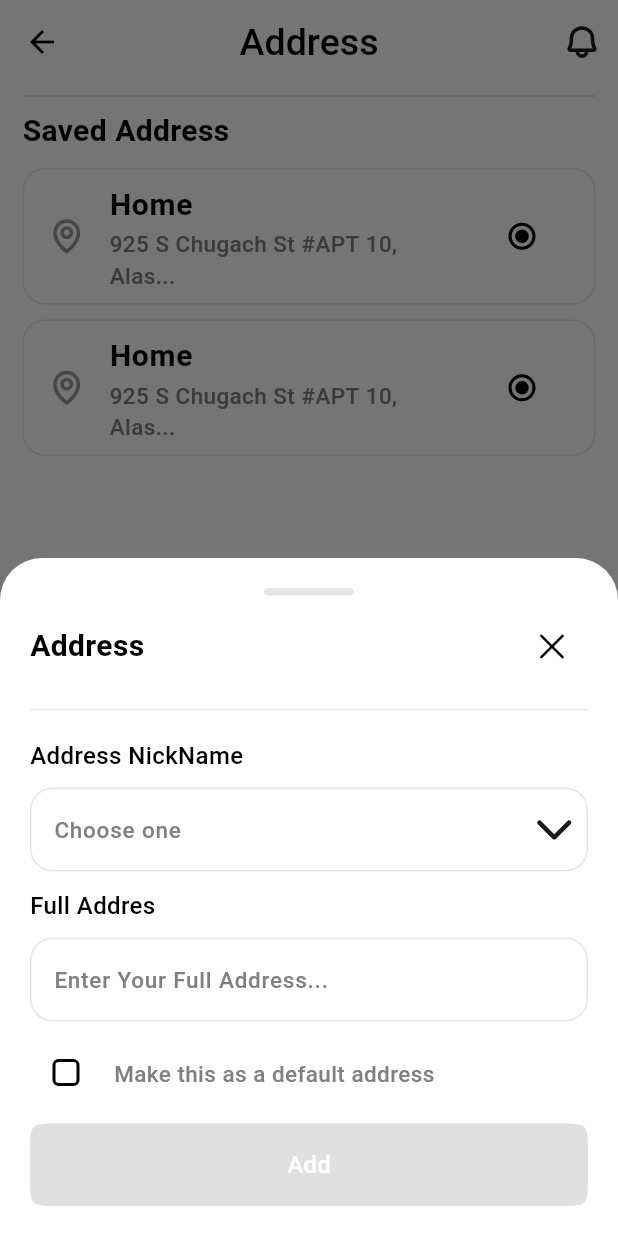
After one commit to Selim513/e_commerce_fitmode, a Flutter app: the AddressView screen opened directly, after a tap on "Add New Address", on a phone screen of 412 x 824 dp. The commit adds this screen. Run offline on Flutter 3.47's test engine with Material 3 defaults, Android fonts, the phone set to English and light mode, and no system bars; our stand-ins replace bloc, buttons_tabbar, cached_network_image, cloud_firestore, device_preview, dio and 12 more; missing offline and left inert: flutter_paypal_payment, linear_progress_bar; accounts and stored records are empty.

Commit message:
create add address view

```diff
--- a/lib/core/widgets/custom_text_form_field.dart
+++ b/lib/core/widgets/custom_auth_text_form_field.dart
@@ -4,8 +4,8 @@ import 'package:e_commerce_fitmode/core/utils/helper.dart';
 import 'package:e_commerce_fitmode/core/utils/validate_helper.dart';
 import 'package:flutter/material.dart';
 
-class CustomTextFormField extends StatefulWidget {
-  const CustomTextFormField({
+class CustomAuthTextFormField extends StatefulWidget {
+  const CustomAuthTextFormField({
     super.key,
     this.onChanged,
     this.suffixIcon,
@@ -28,10 +28,11 @@ class CustomTextFormField extends StatefulWidget {
   final bool? isLogin;
 
   @override
-  State<CustomTextFormField> createState() => _CustomTextFormFieldState();
+  State<CustomAuthTextFormField> createState() =>
+      _CustomAuthTextFormFieldState();
 }
 
-class _CustomTextFormFieldState extends State<CustomTextFormField> {
+class _CustomAuthTextFormFieldState extends State<CustomAuthTextFormField> {
   bool check = false;
   bool isValid = true;
 
--- /dev/null
+++ b/lib/core/widgets/custom_text_field.dart
@@ -0,0 +1,36 @@
+import 'package:e_commerce_fitmode/core/utils/app_fonts.dart';
+import 'package:e_commerce_fitmode/core/utils/helper.dart';
+import 'package:flutter/material.dart';
+
+class CustomTextFormField extends StatelessWidget {
+  const CustomTextFormField(
+      {super.key,
+      required this.hintText,
+      this.suffixIcon,
+      this.controller,
+      this.onChanged,
+      this.readOnly = false});
+  final String hintText;
+  final Widget? suffixIcon;
+  final TextEditingController? controller;
+  final void Function(String)? onChanged;
+  final bool readOnly;
+
+  @override
+  Widget build(BuildContext context) {
+    return TextField(
+      readOnly: readOnly,
+      onChanged: onChanged,
+      controller: controller,
+      decoration: InputDecoration(
+        hintStyle: AppFontStyle.greyFont15,
+        hintText: hintText,
+        suffixIcon: suffixIcon,
+        border: customOutLineBorders(),
+        errorBorder: customOutLineBorders(),
+        enabledBorder: customOutLineBorders(),
+        focusedBorder: customOutLineBorders(),
+      ),
+    );
+  }
+}
--- a/lib/features/account/presentation/models/account_model.dart
+++ b/lib/features/account/presentation/models/account_model.dart
@@ -1,14 +1,22 @@
+import 'package:e_commerce_fitmode/features/chekout/presentation/views/address_view.dart';
+import 'package:flutter/widgets.dart';
+
 class AccountModel {
   final String icon;
   final String title;
+  final Widget screen;
 
-  AccountModel({required this.icon, required this.title});
+  AccountModel({required this.screen, required this.icon, required this.title});
 }
 
 List<AccountModel> accountDetailsList = [
-  AccountModel(icon: 'order', title: 'My Orders'),
-  AccountModel(icon: 'Details', title: 'My Details'),
-  AccountModel(icon: 'Address', title: 'Address Book'),
-  AccountModel(icon: 'Card', title: 'Payment Methods'),
-  AccountModel(icon: 'Bell', title: 'Notifications'),
+  AccountModel(icon: 'order', title: 'My Orders', screen: const AddressView()),
+  AccountModel(
+      icon: 'Details', title: 'My Details', screen: const AddressView()),
+  AccountModel(
+      icon: 'Address', title: 'Address Book', screen: const AddressView()),
+  AccountModel(
+      icon: 'Card', title: 'Payment Methods', screen: const AddressView()),
+  AccountModel(
+      icon: 'Bell', title: 'Notifications', screen: const AddressView()),
 ];
--- a/lib/features/account/presentation/views/widget/custom_account_information_section.dart
+++ b/lib/features/account/presentation/views/widget/custom_account_information_section.dart
@@ -1,3 +1,4 @@
+import 'package:e_commerce_fitmode/core/utils/navigator_services.dart';
 import 'package:e_commerce_fitmode/features/account/presentation/views/widget/custom_account_list_item.dart';
 import 'package:flutter/material.dart';
 
@@ -14,11 +15,17 @@ class CustomAccountInformationSection extends StatelessWidget {
       shrinkWrap: true,
       physics: const NeverScrollableScrollPhysics(),
       itemCount: accountDetailsList.length - 1,
-      itemBuilder: (context, index) => CustomContainerAccountListItem(
-        title: accountDetailsList[index + 1].title,
-        icon: accountDetailsList[index + 1].icon,
-        isFirst: true,
-        isLast: index == accountDetailsList.length - 2,
+      itemBuilder: (context, index) => GestureDetector(
+        onTap: () => AppNavigatorServices.push(
+          context,
+          screen: accountDetailsList[index].screen,
+        ),
+        child: CustomContainerAccountListItem(
+          title: accountDetailsList[index + 1].title,
+          icon: accountDetailsList[index + 1].icon,
+          isFirst: true,
+          isLast: index == accountDetailsList.length - 2,
+        ),
       ),
     );
   }
--- a/lib/features/auth/presentation/views/password_reset_view.dart
+++ b/lib/features/auth/presentation/views/password_reset_view.dart
@@ -1,7 +1,7 @@
 import 'package:e_commerce_fitmode/core/utils/app_fonts.dart';
 import 'package:e_commerce_fitmode/core/utils/helper.dart';
 import 'package:e_commerce_fitmode/core/widgets/custom_elevated_button.dart';
-import 'package:e_commerce_fitmode/core/widgets/custom_text_form_field.dart';
+import 'package:e_commerce_fitmode/core/widgets/custom_auth_text_form_field.dart';
 import 'package:e_commerce_fitmode/features/auth/presentation/cubit/auth_cubit.dart';
 import 'package:e_commerce_fitmode/features/auth/presentation/cubit/auth_state_cubit.dart';
 import 'package:e_commerce_fitmode/features/auth/presentation/views/widgets/custom_auth_headers.dart';
@@ -43,7 +43,7 @@ class PasswordResetView extends StatelessWidget {
                   }
                 },
                 builder: (context, state) {
-                  return CustomTextFormField(
+                  return CustomAuthTextFormField(
                       validator: (value) {
                         checkEmailValidator(value);
                         return null;
--- a/lib/features/auth/presentation/views/widgets/Auth_form_section.dart
+++ b/lib/features/auth/presentation/views/widgets/Auth_form_section.dart
@@ -3,7 +3,7 @@ import 'package:e_commerce_fitmode/core/utils/app_fonts.dart';
 import 'package:e_commerce_fitmode/core/utils/helper.dart';
 import 'package:e_commerce_fitmode/core/utils/routes.dart';
 import 'package:e_commerce_fitmode/core/widgets/custom_elevated_button.dart';
-import 'package:e_commerce_fitmode/core/widgets/custom_text_form_field.dart';
+import 'package:e_commerce_fitmode/core/widgets/custom_auth_text_form_field.dart';
 import 'package:e_commerce_fitmode/features/auth/presentation/cubit/auth_cubit.dart';
 import 'package:e_commerce_fitmode/features/auth/presentation/cubit/auth_state_cubit.dart';
 import 'package:e_commerce_fitmode/features/auth/presentation/views/widgets/cusom_forget_password_section.dart';
@@ -59,7 +59,7 @@ class AuthForm extends StatelessWidget {
                         'Email',
                         style: AppFontStyle.reqgularFont,
                       ),
-                      CustomTextFormField(
+                      CustomAuthTextFormField(
                         fieldType: typeFieldEmail,
                         dynamicSuffixIcon: true,
                         validator: (value) {
@@ -74,7 +74,7 @@ class AuthForm extends StatelessWidget {
                         'Password',
                         style: AppFontStyle.reqgularFont,
                       ),
-                      CustomTextFormField(
+                      CustomAuthTextFormField(
                         fieldType: typeFieldPassword,
                         dynamicSuffixIcon: true,
                         validator: (value) {
--- a/lib/features/auth/presentation/views/widgets/custom_name_form_field_widget.dart
+++ b/lib/features/auth/presentation/views/widgets/custom_name_form_field_widget.dart
@@ -1,7 +1,7 @@
 import 'package:e_commerce_fitmode/constant.dart';
 import 'package:e_commerce_fitmode/core/utils/app_fonts.dart';
 import 'package:e_commerce_fitmode/core/utils/validate_helper.dart';
-import 'package:e_commerce_fitmode/core/widgets/custom_text_form_field.dart';
+import 'package:e_commerce_fitmode/core/widgets/custom_auth_text_form_field.dart';
 import 'package:e_commerce_fitmode/features/auth/presentation/cubit/auth_cubit.dart';
 import 'package:flutter/material.dart';
 
@@ -23,7 +23,7 @@ class CustomNameTextFormFieldWidget extends StatelessWidget {
           'Full Name',
           style: AppFontStyle.reqgularFont,
         ),
-        CustomTextFormField(
+        CustomAuthTextFormField(
           fieldType: typeFieldName,
           validator: (value) {
             if (value!.isEmpty) {
--- a/lib/features/chekout/presentation/views/widgets/custom_change_address_view.dart
+++ b/lib/features/chekout/presentation/views/address_view.dart
@@ -7,14 +7,16 @@ import 'package:e_commerce_fitmode/core/widgets/custom_primary_appbar.dart';
 import 'package:flutter/material.dart';
 import 'package:gap/gap.dart';
 
-class CustomChangeAdressView extends StatefulWidget {
-  const CustomChangeAdressView({super.key});
+import 'widgets/add_address_modal_bottom_sheet_body.dart';
+
+class AddressView extends StatefulWidget {
+  const AddressView({super.key});
 
   @override
-  State<CustomChangeAdressView> createState() => _CustomChangeAdressViewState();
+  State<AddressView> createState() => _AddressViewState();
 }
 
-class _CustomChangeAdressViewState extends State<CustomChangeAdressView> {
+class _AddressViewState extends State<AddressView> {
   String selectedAddress = "Home";
 
   @override
@@ -70,6 +72,19 @@ class _CustomChangeAdressViewState extends State<CustomChangeAdressView> {
             Padding(
               padding: const EdgeInsets.symmetric(vertical: 10),
               child: CustomElevatedButton(
+                  color: Colors.white,
+                  onPress: () {
+                    showModalBottomSheet(
+                      isScrollControlled: true,
+                      context: context,
+                      builder: (context) => Padding(
+                        padding: EdgeInsets.only(
+                          bottom: MediaQuery.of(context).viewInsets.bottom,
+                        ),
+                        child: const CustomAddAddressModalBottomSheetBody(),
+                      ),
+                    );
+                  },
                   widget: Row(
                     mainAxisAlignment: MainAxisAlignment.center,
                     spacing: 5,
--- /dev/null
+++ b/lib/features/chekout/presentation/views/widgets/add_address_modal_bottom_sheet_body.dart
@@ -0,0 +1,98 @@
+import 'package:e_commerce_fitmode/core/utils/app_fonts.dart';
+import 'package:e_commerce_fitmode/core/utils/assets_helper.dart';
+import 'package:e_commerce_fitmode/core/widgets/custom_divider.dart';
+import 'package:e_commerce_fitmode/core/widgets/custom_elevated_button.dart';
+import 'package:e_commerce_fitmode/core/widgets/custom_text_field.dart';
+import 'package:e_commerce_fitmode/features/chekout/presentation/views/widgets/cusotm_address_modal_bottom_sheet_header.dart';
+import 'package:e_commerce_fitmode/features/chekout/presentation/views/widgets/custom_address_indicator.dart';
+import 'package:e_commerce_fitmode/features/chekout/presentation/views/widgets/default_address_check_box.dart';
+import 'package:flutter/material.dart';
+
+class CustomAddAddressModalBottomSheetBody extends StatefulWidget {
+  const CustomAddAddressModalBottomSheetBody({
+    super.key,
+  });
+
+  @override
+  State<CustomAddAddressModalBottomSheetBody> createState() =>
+      _CustomAddAddressModalBottomSheetBodyState();
+}
+
+class _CustomAddAddressModalBottomSheetBodyState
+    extends State<CustomAddAddressModalBottomSheetBody> {
+  TextEditingController selectedAddress = TextEditingController();
+  final List<String> addressOptions = [
+    "Home",
+    "Work",
+    "Office",
+    "School",
+    "University",
+    "Friend's House",
+    "Family House",
+    "Gym",
+    "Supermarket",
+    "Restaurant",
+    "Mall",
+    "Hospital",
+    "Pharmacy",
+    "Park",
+    "Hotel",
+    "Mosque/Church",
+    "Train Station",
+    "Bus Station",
+    "Airport",
+    "Other"
+  ];
+  @override
+  Widget build(BuildContext context) {
+    return SingleChildScrollView(
+      child: Padding(
+        padding: const EdgeInsets.all(20),
+        child: Column(
+          spacing: 10,
+          crossAxisAlignment: CrossAxisAlignment.start,
+          children: [
+            const Center(child: CustomAddressIndicator()),
+            const CustomAddressModalBottomSheetHeader(),
+            const CustomDivider(),
+            Text(
+              'Address NickName',
+              style: AppFontStyle.reqgularFont,
+            ),
+            CustomTextFormField(
+              readOnly: true,
+              controller: selectedAddress,
+              hintText: 'Choose one',
+              suffixIcon: DropdownButton<String>(
+                underline: const SizedBox(),
+                padding: const EdgeInsets.symmetric(horizontal: 10),
+                icon: AssetsHelper.icons(name: 'arrow_down'),
+                items: addressOptions.map((place) {
+                  return DropdownMenuItem(
+                    value: place,
+                    child: Text(place),
+                  );
+                }).toList(),
+                onChanged: (value) {
+                  selectedAddress.text = value!;
+                  setState(() {});
+                },
+              ),
+            ),
+            Text(
+              'Full Addres',
+              style: AppFontStyle.reqgularFont,
+            ),
+            const CustomTextFormField(hintText: 'Enter Your Full Address...'),
+            const DefaultAddressCheckBox(),
+            CustomElevatedButton(
+                widget: Text(
+              'Add',
+              style: AppFontStyle.reqgularFont.copyWith(color: Colors.white),
+            ))
+          ],
+        ),
+      ),
+    );
+  }
+}
--- /dev/null
+++ b/lib/features/chekout/presentation/views/widgets/cusotm_address_modal_bottom_sheet_header.dart
@@ -0,0 +1,27 @@
+import 'package:e_commerce_fitmode/core/utils/app_fonts.dart';
+import 'package:flutter/cupertino.dart';
+import 'package:flutter/material.dart';
+
+class CustomAddressModalBottomSheetHeader extends StatelessWidget {
+  const CustomAddressModalBottomSheetHeader({
+    super.key,
+  });
+
+  @override
+  Widget build(BuildContext context) {
+    return Row(
+      children: [
+        Text(
+          'Address',
+          style: AppFontStyle.titleFont20,
+        ),
+        const Spacer(),
+        IconButton(
+            onPressed: () {
+              Navigator.pop(context);
+            },
+            icon: const Icon(CupertinoIcons.xmark))
+      ],
+    );
+  }
+}
--- /dev/null
+++ b/lib/features/chekout/presentation/views/widgets/custom_address_indicator.dart
@@ -0,0 +1,21 @@
+
+import 'package:e_commerce_fitmode/core/utils/app_colors.dart';
+import 'package:flutter/material.dart';
+
+class CustomAddressIndicator extends StatelessWidget {
+  const CustomAddressIndicator({
+    super.key,
+  });
+
+  @override
+  Widget build(BuildContext context) {
+    return Container(
+      width: 60,
+      height: 5,
+      decoration: BoxDecoration(
+          color: AppColors.greycolor,
+          borderRadius: const BorderRadius.all(
+              Radius.circular(15))),
+    );
+  }
+}
--- a/lib/features/chekout/presentation/views/widgets/custom_delivery_section.dart
+++ b/lib/features/chekout/presentation/views/widgets/custom_delivery_section.dart
@@ -1,7 +1,7 @@
 import 'package:e_commerce_fitmode/core/utils/app_fonts.dart';
 import 'package:e_commerce_fitmode/core/utils/assets_helper.dart';
 import 'package:e_commerce_fitmode/core/utils/navigator_services.dart';
-import 'package:e_commerce_fitmode/features/chekout/presentation/views/widgets/custom_change_address_view.dart';
+import 'package:e_commerce_fitmode/features/chekout/presentation/views/address_view.dart';
 import 'package:flutter/material.dart';
 import 'package:gap/gap.dart';
 
@@ -19,7 +19,7 @@ class CustomDeliverySection extends StatelessWidget {
             const Spacer(),
             TextButton(
               onPressed: () => AppNavigatorServices.push(context,
-                  screen: const CustomChangeAdressView()),
+                  screen: const AddressView()),
               child: Text(
                 'Change',
                 style: AppFontStyle.underLineText,
--- /dev/null
+++ b/lib/features/chekout/presentation/views/widgets/default_address_check_box.dart
@@ -0,0 +1,38 @@
+import 'package:e_commerce_fitmode/core/utils/app_fonts.dart';
+import 'package:flutter/material.dart';
+
+class DefaultAddressCheckBox extends StatefulWidget {
+  const DefaultAddressCheckBox({super.key});
+
+  @override
+  State<DefaultAddressCheckBox> createState() => _DefaultAddressCheckBoxState();
+}
+
+class _DefaultAddressCheckBoxState extends State<DefaultAddressCheckBox> {
+  bool isChecked = false;
+
+  @override
+  Widget build(BuildContext context) {
+    return Row(
+      children: [
+        Checkbox(
+          value: isChecked,
+          onChanged: (value) {
+            setState(() {
+              isChecked = value!;
+            });
+          },
+          shape: RoundedRectangleBorder(borderRadius: BorderRadius.circular(4)),
+          activeColor: Colors.black,
+        ),
+        const SizedBox(width: 8),
+        Expanded(
+          child: Text(
+            'Make this as a default address',
+            style: AppFontStyle.greyFont15,
+          ),
+        ),
+      ],
+    );
+  }
+}
```
Also changed, not shown: assets/icons/arrow_down.svg (added), 4 other files. Lines whose indentation alone changed are shown as unchanged.
